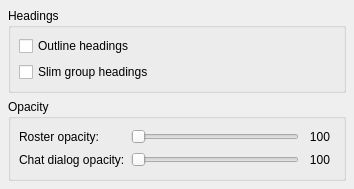
Above: src/options/opt_appearance_misc.ui from mblsha/psi before the change. Below: the same form after it.
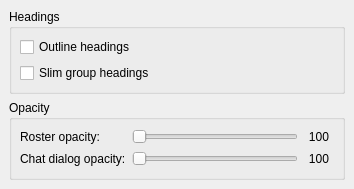
That is the form after the change.

Patch:
```diff
--- a/src/options/opt_appearance_misc.ui
+++ b/src/options/opt_appearance_misc.ui
@@ -17,7 +17,7 @@
   </property>
   <layout class="QVBoxLayout" >
    <property name="margin" >
-    <number>8</number>
+    <number>9</number>
    </property>
    <property name="spacing" >
     <number>6</number>
```
